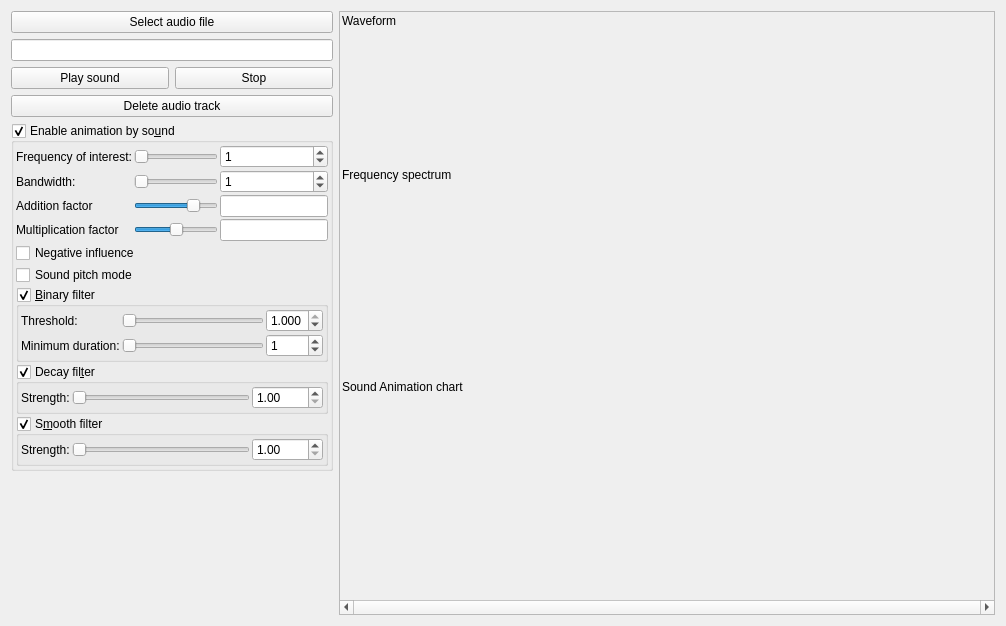
First picture: the form in mandelbulber2/qt/audio_selector.ui, repository buddhi1980/mandelbulber2, before the edit.
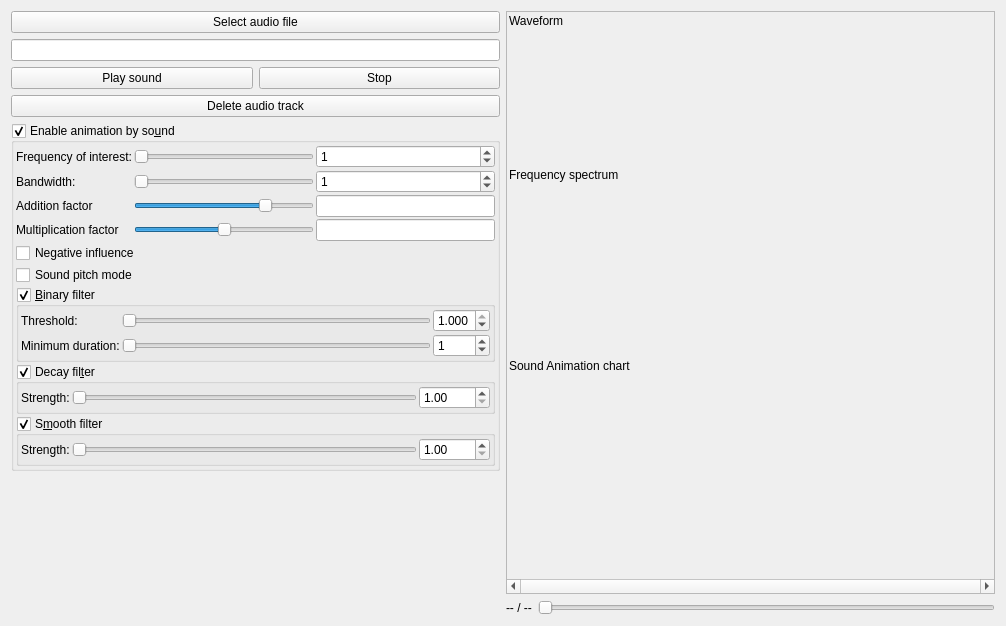
Second picture: the form after the edit. Icons and pictures are not drawn. Custom widgets are drawn as their Qt base class.

```diff
--- a/mandelbulber2/qt/audio_selector.ui
+++ b/mandelbulber2/qt/audio_selector.ui
@@ -15,7 +15,7 @@
   </property>
   <layout class="QVBoxLayout" name="verticalLayout">
    <item>
-    <layout class="QHBoxLayout" name="horizontalLayout" stretch="0,1">
+    <layout class="QHBoxLayout" name="horizontalLayout" stretch="0,0">
      <item>
       <layout class="QVBoxLayout" name="verticalLayout_3">
        <item>
@@ -722,6 +722,8 @@
       </layout>
      </item>
      <item>
+      <layout class="QVBoxLayout" name="verticalLayout_4">
+       <item>
       <widget class="QScrollArea" name="scrollArea">
        <property name="verticalScrollBarPolicy">
         <enum>Qt::ScrollBarAlwaysOff</enum>
@@ -740,8 +742,8 @@
          <rect>
           <x>0</x>
           <y>0</y>
-          <width>564</width>
-          <height>591</height>
+            <width>486</width>
+            <height>552</height>
          </rect>
         </property>
         <layout class="QVBoxLayout" name="verticalLayout_2">
@@ -890,6 +892,29 @@
         </layout>
        </widget>
       </widget>
+       </item>
+       <item>
+        <layout class="QHBoxLayout" name="horizontalLayout_3">
+         <item>
+          <widget class="QLabel" name="label_time">
+           <property name="text">
+            <string>-- / --</string>
+           </property>
+          </widget>
+         </item>
+         <item>
+          <widget class="QSlider" name="audio_position_slider">
+           <property name="maximum">
+            <number>10000</number>
+           </property>
+           <property name="orientation">
+            <enum>Qt::Horizontal</enum>
+           </property>
+          </widget>
+         </item>
+        </layout>
+       </item>
+      </layout>
      </item>
     </layout>
    </item>
```
Lines whose indentation alone changed are shown as unchanged.
